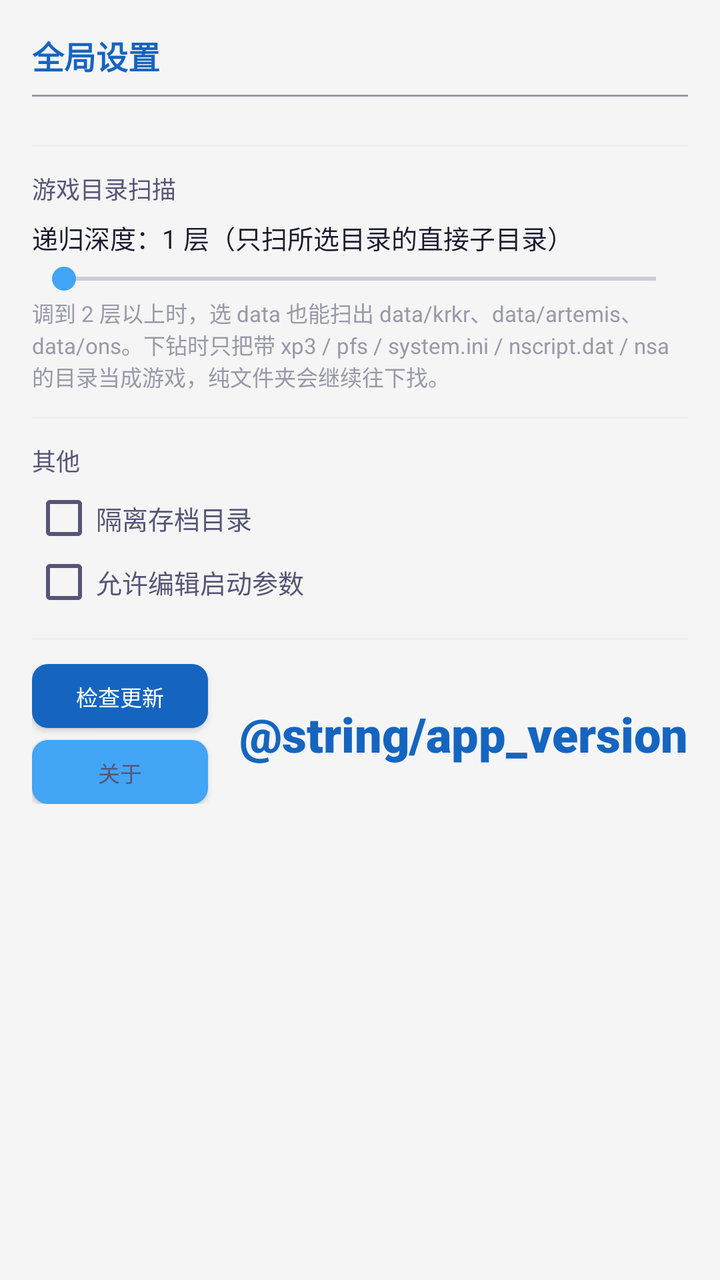
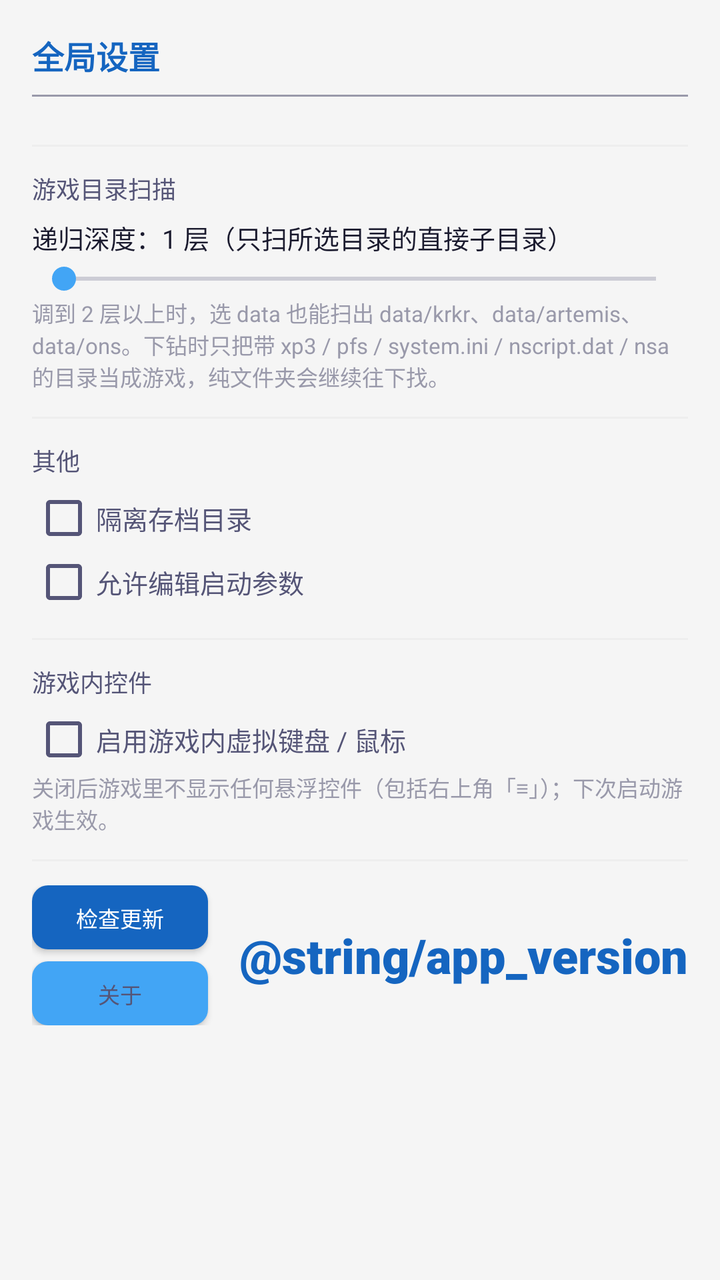

The first picture is an Android layout as it rendered before a commit; the second is the same layout after the commit. The layout source and the unified diff follow.
<!-- AndroidManifest.xml: application theme Theme.NimbusVN -->
<!-- res/layout/layout_gameconfig.xml -->
<?xml version="1.0" encoding="utf-8"?>
<LinearLayout xmlns:android="http://schemas.android.com/apk/res/android"
    xmlns:tools="http://schemas.android.com/tools"
    android:layout_width="match_parent"
    android:layout_height="wrap_content"
    android:background="@color/bg_medium"
    android:orientation="vertical"
    android:padding="16dp">

    <TextView
        android:layout_width="match_parent"
        android:layout_height="wrap_content"
        android:text="全局设置"
        android:textColor="@color/primary"
        android:textSize="16sp"
        android:textStyle="bold" />

    <View
        android:layout_width="match_parent"
        android:layout_height="1dp"
        android:layout_marginTop="8dp"
        android:layout_marginBottom="12dp"
        android:background="@color/text_muted" />

    <View
        android:layout_width="match_parent"
        android:layout_height="1dp"
        android:layout_marginTop="12dp"
        android:layout_marginBottom="12dp"
        android:background="@color/bg_card" />

    
    <TextView
        android:layout_width="match_parent"
        android:layout_height="wrap_content"
        android:text="游戏目录扫描"
        android:textColor="@color/text_secondary"
        android:textSize="12sp" />

    <TextView
        android:id="@+id/text_scandepth"
        android:layout_width="match_parent"
        android:layout_height="wrap_content"
        android:layout_marginTop="6dp"
        android:text="递归深度：1 层（只扫所选目录的直接子目录）"
        android:textColor="@color/text_primary"
        android:textSize="13sp" />

    <SeekBar
        android:id="@+id/seek_scandepth"
        android:layout_width="match_parent"
        android:layout_height="wrap_content"
        android:layout_marginTop="2dp"
        android:max="5"
        android:progress="0"
        android:progressTint="@color/secondary"
        android:thumbTint="@color/secondary" />

    <TextView
        android:layout_width="match_parent"
        android:layout_height="wrap_content"
        android:text="调到 2 层以上时，选 data 也能扫出 data/krkr、data/artemis、data/ons。下钻时只把带 xp3 / pfs / system.ini / nscript.dat / nsa 的目录当成游戏，纯文件夹会继续往下找。"
        android:textColor="@color/text_muted"
        android:textSize="11sp" />

    <View
        android:layout_width="match_parent"
        android:layout_height="1dp"
        android:layout_marginTop="12dp"
        android:layout_marginBottom="12dp"
        android:background="@color/bg_card" />

    
    <TextView
        android:layout_width="match_parent"
        android:layout_height="wrap_content"
        android:text="其他"
        android:textColor="@color/text_secondary"
        android:textSize="12sp" />

    <CheckBox
        android:id="@+id/button_scopedsavedir"
        android:layout_width="match_parent"
        android:layout_height="wrap_content"
        android:layout_marginTop="4dp"
        android:text="隔离存档目录"
        android:textColor="@color/text_secondary"
        android:textSize="13sp" />

    <CheckBox
        android:id="@+id/button_alloweditargs"
        android:layout_width="match_parent"
        android:layout_height="wrap_content"
        android:text="允许编辑启动参数"
        android:textColor="@color/text_secondary"
        android:textSize="13sp" />

    <View
        android:layout_width="match_parent"
        android:layout_height="1dp"
        android:layout_marginTop="12dp"
        android:layout_marginBottom="12dp"
        android:background="@color/bg_card" />

    
    <LinearLayout
        android:layout_width="match_parent"
        android:layout_height="wrap_content"
        android:gravity="center_vertical"
        android:orientation="horizontal">

        <LinearLayout
            android:layout_width="0dp"
            android:layout_height="wrap_content"
            android:layout_weight="1"
            android:orientation="vertical">

            <Button
                android:id="@+id/button_checkupdate"
                android:layout_width="wrap_content"
                android:layout_height="32dp"
                android:background="@drawable/btn_primary"
                android:text="检查更新"
android:textColor="@color/white"
            android:textSize="11sp" />

            <Button
                android:id="@+id/button_about"
                android:layout_width="wrap_content"
                android:layout_height="32dp"
                android:layout_marginTop="6dp"
                android:background="@drawable/btn_secondary"
                android:text="关于"
                android:textColor="@color/text_secondary"
                android:textSize="11sp" />
        </LinearLayout>

        <TextView
            android:id="@+id/text_version"
            android:layout_width="wrap_content"
            android:layout_height="wrap_content"
            android:fontFamily="sans-serif-black"
            android:gravity="center"
            android:text="@string/app_version"
            android:textColor="@color/primary"
            android:textSize="24sp" />
    </LinearLayout>

</LinearLayout>
<!-- resources referenced by this layout -->
<resources>
  <color name="bg_card">#EEEEEE</color>
  <color name="bg_medium">#F5F5F5</color>
  <color name="primary">#1565C0</color>
  <color name="secondary">#42A5F5</color>
  <color name="text_muted">#9999AA</color>
  <color name="text_primary">#1a1a2e</color>
  <color name="text_secondary">#555577</color>
  <color name="white">#FFFFFFFF</color>
  <!-- drawable btn_primary (drawable) -->
  <?xml version="1.0" encoding="utf-8"?>
  <shape xmlns:android="http://schemas.android.com/apk/res/android"
      android:shape="rectangle">
      <solid android:color="@color/primary" />
      <corners android:radius="8dp" />
      <padding
          android:left="16dp"
          android:right="16dp"
          android:top="8dp"
          android:bottom="8dp" />
  </shape>
  <!-- drawable btn_secondary (drawable) -->
  <?xml version="1.0" encoding="utf-8"?>
  <shape xmlns:android="http://schemas.android.com/apk/res/android"
      android:shape="rectangle">
      <solid android:color="@color/secondary" />
      <corners android:radius="8dp" />
      <padding
          android:left="16dp"
          android:right="16dp"
          android:top="8dp"
          android:bottom="8dp" />
  </shape>
  <style name="Theme.NimbusVN" parent="Theme.MaterialComponents.DayNight.DarkActionBar.Bridge">
          
          <item name="colorPrimary">#1565C0</item>
          <item name="colorPrimaryVariant">#0D47A1</item>
          <item name="colorOnPrimary">@color/white</item>
          
          <item name="colorSecondary">#42A5F5</item>
          <item name="colorSecondaryVariant">#1E88E5</item>
          <item name="colorOnSecondary">@color/white</item>
          
          <item name="android:colorBackground">#F5F5F5</item>
          <item name="android:windowBackground">#F5F5F5</item>
          
          <item name="android:statusBarColor">#1565C0</item>
          <item name="android:navigationBarColor">#FFFFFF</item>
          
          <item name="android:textColorPrimary">#1a1a2e</item>
          <item name="android:textColorSecondary">#555577</item>
      </style>
</resources>

<!-- the commit's change to res/layout/layout_gameconfig.xml (unified diff, before → after) -->
@@ -103,6 +103,37 @@
         android:background="@color/bg_card" />
 
     
+    <TextView
+        android:layout_width="match_parent"
+        android:layout_height="wrap_content"
+        android:text="游戏内控件"
+        android:textColor="@color/text_secondary"
+        android:textSize="12sp" />
+
+    <CheckBox
+        android:id="@+id/button_virtualinput"
+        android:layout_width="match_parent"
+        android:layout_height="wrap_content"
+        android:layout_marginTop="4dp"
+        android:text="启用游戏内虚拟键盘 / 鼠标"
+        android:textColor="@color/text_secondary"
+        android:textSize="13sp" />
+
+    <TextView
+        android:layout_width="match_parent"
+        android:layout_height="wrap_content"
+        android:text="关闭后游戏里不显示任何悬浮控件（包括右上角「≡」）；下次启动游戏生效。"
+        android:textColor="@color/text_muted"
+        android:textSize="11sp" />
+
+    <View
+        android:layout_width="match_parent"
+        android:layout_height="1dp"
+        android:layout_marginTop="12dp"
+        android:layout_marginBottom="12dp"
+        android:background="@color/bg_card" />
+
+    
     <LinearLayout
         android:layout_width="match_parent"
         android:layout_height="wrap_content"
